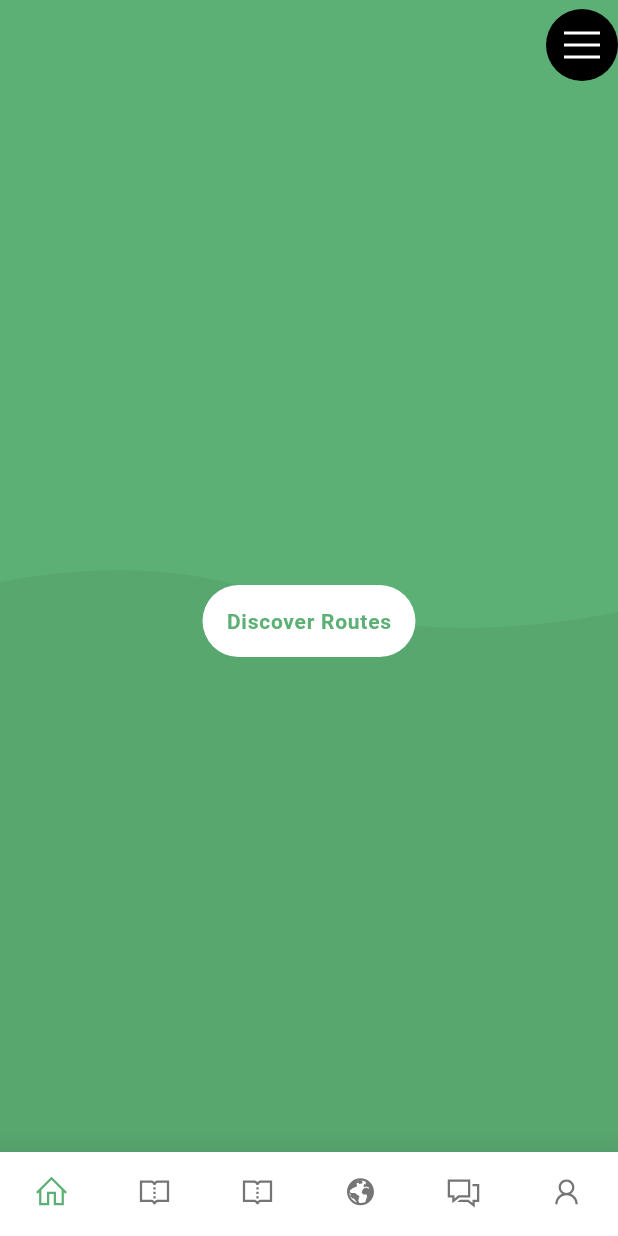
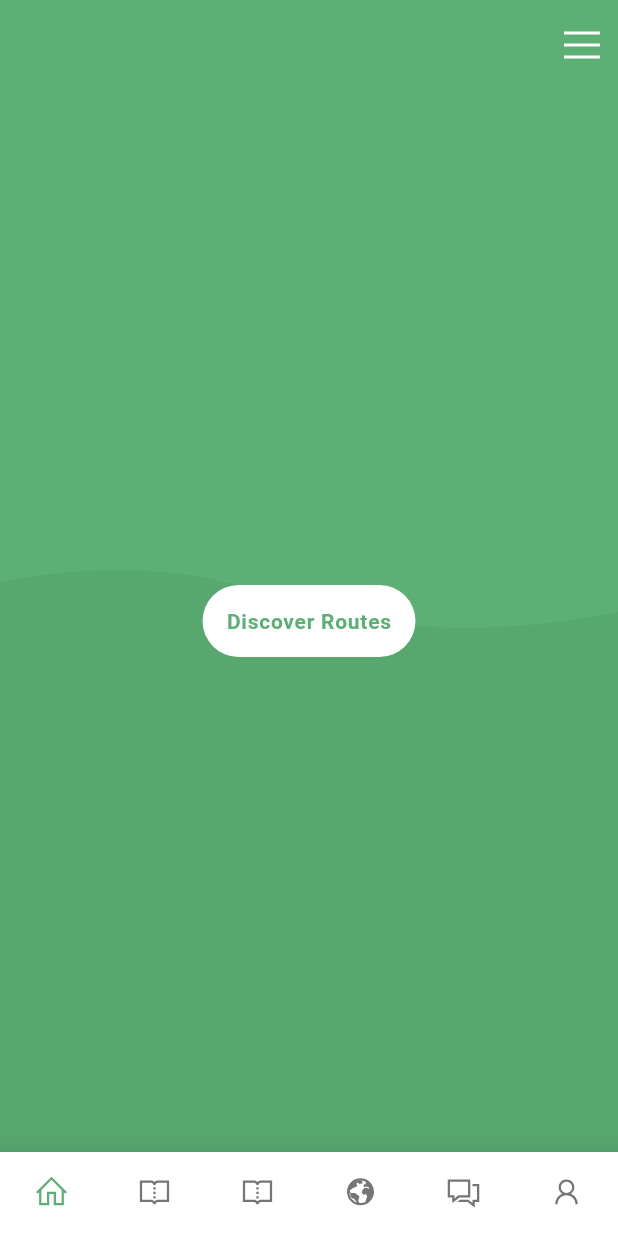
Before and after one commit to tomlaws/hikee, a Flutter app: the screen it shows after launch, on a phone screen of 412 x 824 dp. Run offline on Flutter 3.47's test engine with Material 2 defaults, Android fonts, the phone set to English and light mode, and no system bars; our stand-ins replace cached_network_image, carousel_slider, csv, fl_chart, flutter_rating_bar, flutter_secure_storage and 9 more; missing offline and left inert: flutter_polyline_points, geolocator_web, shared_preferences_web; accounts and stored records are empty; network calls fail.

Commit message:
fix button transparent background becomes black

```diff
--- a/lib/components/button.dart
+++ b/lib/components/button.dart
@@ -50,6 +50,11 @@ class _ButtonState extends State<Button> with TickerProviderStateMixin {
 
   @override
   Widget build(BuildContext context) {
+    var buttonColor = (widget.backgroundColor != null
+            ? widget.backgroundColor!
+            : (widget.invert ? Colors.white : Theme.of(context).primaryColor));
+    if (buttonColor != Colors.transparent)
+        buttonColor.withOpacity((widget.disabled || widget.loading) ? .75 : 1);
     return GestureDetector(
       child: Transform.scale(
         scale: _scale,
@@ -63,12 +68,7 @@ class _ButtonState extends State<Button> with TickerProviderStateMixin {
             padding:
                 EdgeInsets.symmetric(horizontal: widget.icon != null ? 0 : 16),
             decoration: BoxDecoration(
-                color: (widget.backgroundColor != null
-                        ? widget.backgroundColor!
-                        : (widget.invert
-                            ? Colors.white
-                            : Theme.of(context).primaryColor))
-                    .withOpacity((widget.disabled || widget.loading) ? .75 : 1),
+                color: buttonColor,
                 borderRadius: BorderRadius.all(Radius.circular(32))),
             child: DefaultTextStyle(
                 style: TextStyle(
```
